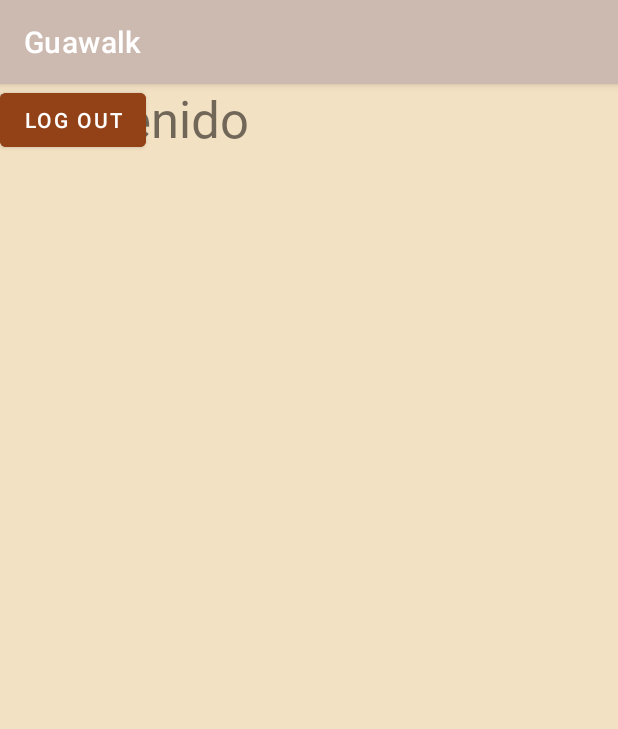
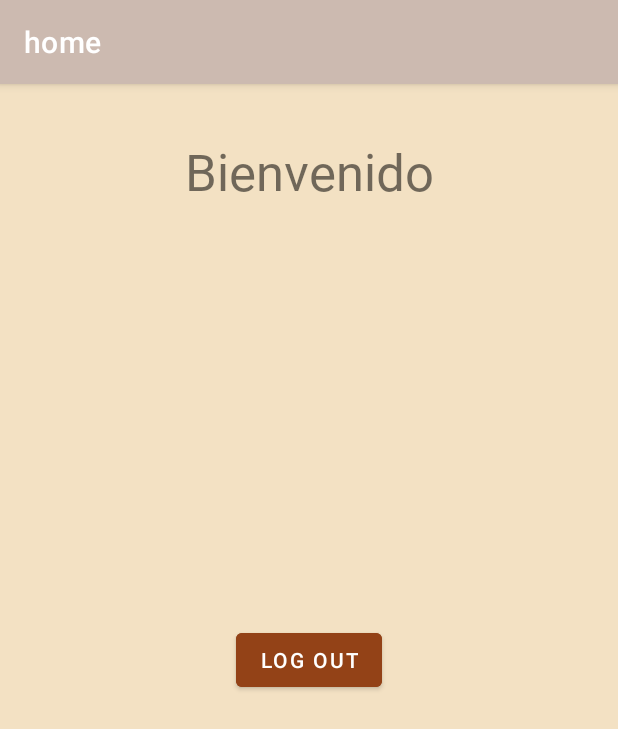
Before and after one commit to venegas55/Guawalk, an Android app: the HomeActivity screen opened directly, with no data from a screen before it, on a phone screen of 412 x 824 dp. Shown: the top 729 px of the screen. Run offline under Robolectric (Android 15) with nearby library versions, the phone set to English and light mode, and no system bars; our stand-ins replace Firebase (no records; nobody signed in at launch, a user with empty details on screens opened directly).

Commit message:
Buttons are functional Study Case, make view-bindings true stock on all projects firebase connection also works

```diff
--- a/app/build.gradle
+++ b/app/build.gradle
@@ -17,7 +17,12 @@ android {
         versionName "1.0"
 
         testInstrumentationRunner "androidx.test.runner.AndroidJUnitRunner"
+
+        buildFeatures{
+            viewBinding = true
+        }
     }
+
 
     buildTypes {
         release {
--- a/app/src/main/java/com/example/guawalk/HomeActivity.kt
+++ b/app/src/main/java/com/example/guawalk/HomeActivity.kt
@@ -2,10 +2,41 @@ package com.example.guawalk
 
 import androidx.appcompat.app.AppCompatActivity
 import android.os.Bundle
+import android.provider.ContactsContract.CommonDataKinds.Email
+import android.widget.Button
+import android.widget.TextView
+import com.google.firebase.auth.FirebaseAuth
+
+enum class ProviderType {
+    BASIC
+}
 
 class HomeActivity : AppCompatActivity() {
     override fun onCreate(savedInstanceState: Bundle?) {
         super.onCreate(savedInstanceState)
         setContentView(R.layout.activity_home)
+
+        //Setup
+        val bundle: Bundle? = intent.extras
+        val email:String? = bundle?.getString("email")
+        val provider:String? = bundle?.getString("provider")
+        setup(email ?: "", provider ?: "")
+    }
+
+    private fun setup(email: String, provider: String) {
+        title = "home"
+        val emailLabel = findViewById<TextView>(R.id.emailTV)
+        val providerLabel = findViewById<TextView>(R.id.providerTV)
+        val logOutButton = findViewById<Button>(R.id.logOutButton)
+        emailLabel.text = email
+        providerLabel.text = provider
+
+        logOutButton.setOnClickListener{
+            FirebaseAuth.getInstance().signOut()
+            onBackPressed()
+
+        }
+
+
     }
 }
--- a/app/src/main/res/layout/activity_auth.xml
+++ b/app/src/main/res/layout/activity_auth.xml
@@ -51,7 +51,7 @@
                 android:layout_weight="1"
                 android:backgroundTint="#A56751"
                 android:text="Registrar"
-                android:textColor="#212121" />
+                android:textColor="#000000" />
 
             <Space
                 android:layout_width="wrap_content"
--- a/app/src/main/res/layout/activity_home.xml
+++ b/app/src/main/res/layout/activity_home.xml
@@ -14,8 +14,11 @@
         android:fontFamily="@font/andika"
         android:text="Bienvenido"
         android:textSize="34sp"
-        tools:layout_editor_absoluteX="49dp"
-        tools:layout_editor_absoluteY="34dp" />
+        app:layout_constraintBottom_toBottomOf="parent"
+        app:layout_constraintEnd_toEndOf="parent"
+        app:layout_constraintStart_toStartOf="parent"
+        app:layout_constraintTop_toTopOf="parent"
+        app:layout_constraintVertical_bias="0.049" />
 
     <TextView
         android:id="@+id/emailTV"
@@ -23,8 +26,12 @@
         android:layout_height="wrap_content"
         android:text="TextView"
         android:textSize="20sp"
-        tools:layout_editor_absoluteX="49dp"
-        tools:layout_editor_absoluteY="118dp" />
+        app:layout_constraintBottom_toBottomOf="parent"
+        app:layout_constraintEnd_toEndOf="parent"
+        app:layout_constraintHorizontal_bias="0.498"
+        app:layout_constraintStart_toStartOf="parent"
+        app:layout_constraintTop_toTopOf="parent"
+        app:layout_constraintVertical_bias="0.198" />
 
     <TextView
         android:id="@+id/providerTV"
@@ -32,15 +39,21 @@
         android:layout_height="wrap_content"
         android:text="TextView"
         android:textSize="20sp"
-        tools:layout_editor_absoluteX="49dp"
-        tools:layout_editor_absoluteY="169dp" />
+        app:layout_constraintBottom_toBottomOf="parent"
+        app:layout_constraintEnd_toEndOf="parent"
+        app:layout_constraintHorizontal_bias="0.498"
+        app:layout_constraintStart_toStartOf="parent"
+        app:layout_constraintTop_toTopOf="parent"
+        app:layout_constraintVertical_bias="0.275" />
 
     <Button
-        android:id="@+id/logOutBoton"
+        android:id="@+id/logOutButton"
         android:layout_width="wrap_content"
         android:layout_height="wrap_content"
         android:backgroundTint="#934217"
         android:text="Log out"
-        tools:layout_editor_absoluteX="158dp"
-        tools:layout_editor_absoluteY="285dp" />
+        app:layout_constraintBottom_toBottomOf="parent"
+        app:layout_constraintEnd_toEndOf="parent"
+        app:layout_constraintStart_toStartOf="parent"
+        app:layout_constraintTop_toTopOf="parent" />
 </androidx.constraintlayout.widget.ConstraintLayout>
--- a/app/src/main/res/values/themes.xml
+++ b/app/src/main/res/values/themes.xml
@@ -13,7 +13,4 @@
         <item name="android:statusBarColor">@color/black</item>
         <!-- Customize your theme here. -->
     </style>
-    <style name="SplashTheme" parent="Theme.Guawalk">
-        <item name="android:windowBackground">@drawable/splashscreen</item>
-    </style>
 </resources>
```
Also changed, not shown: app/src/main/java/com/example/guawalk/AuthActivity.kt (+66 -1 lines).
